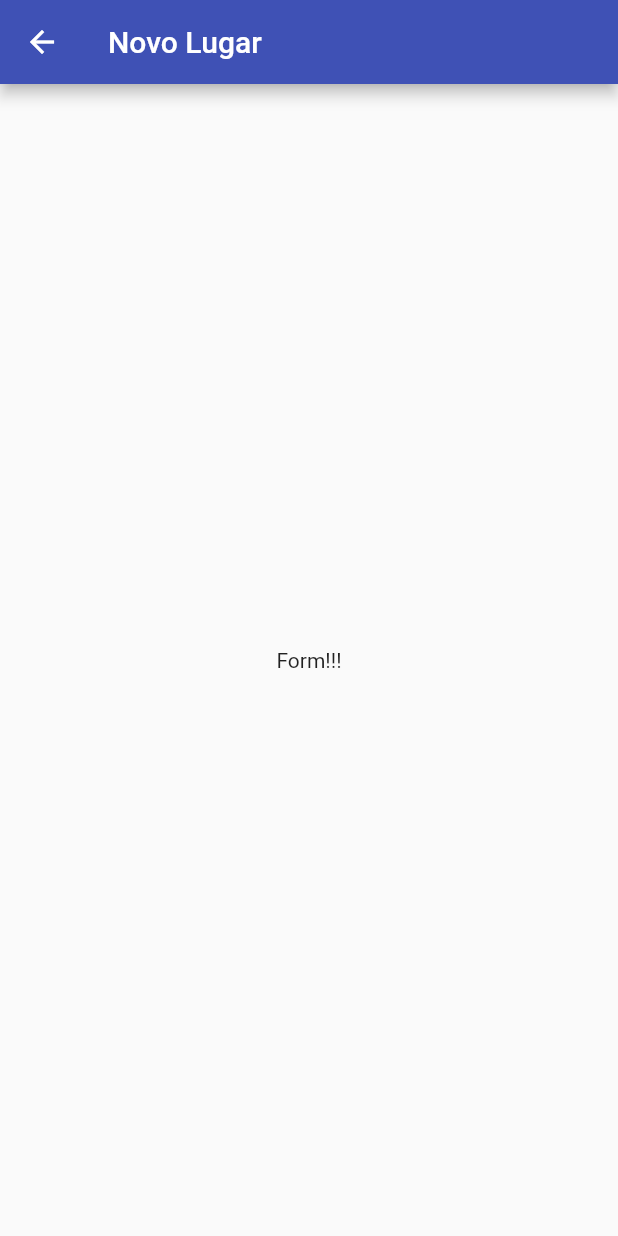
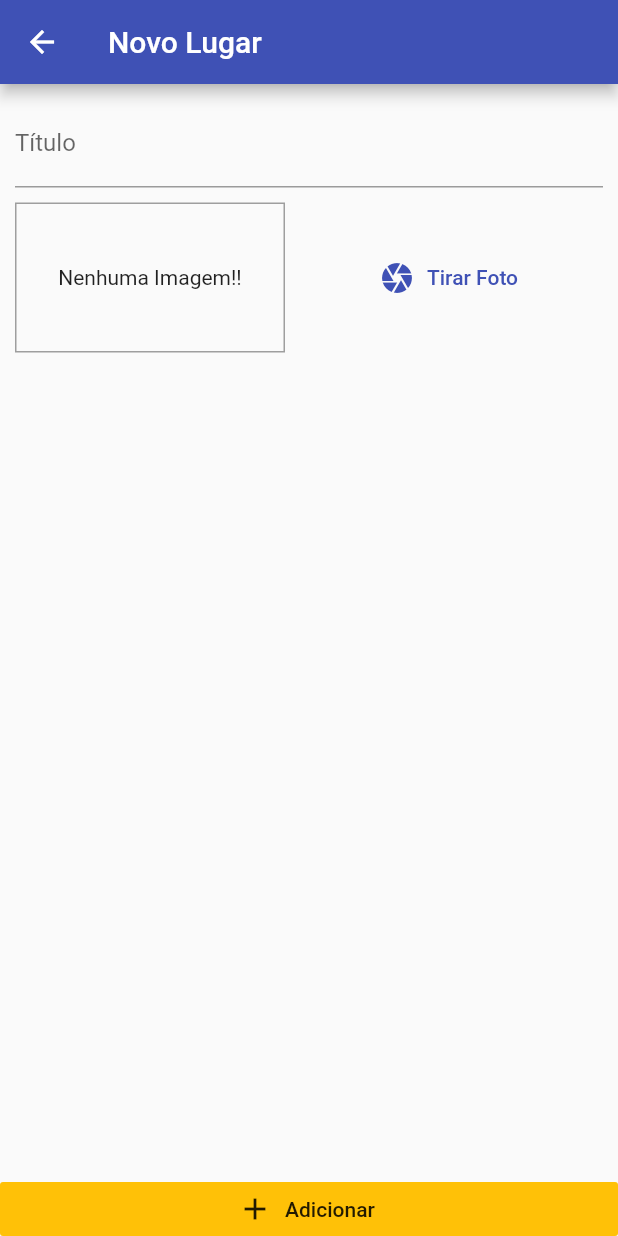
Before and after one commit to AlexBrazil/great_places, a Flutter app: the PlaceFormScreen screen opened by its route, on a phone screen of 412 x 824 dp. Run offline on Flutter 3.47's test engine with Material 2 defaults, Android fonts, the phone set to English and light mode, and no system bars.

Commit message:
Melhorando o formulário NOVO LUGAR

```diff
--- a/Great_Places/lib/Screens/place_form_screen.dart
+++ b/Great_Places/lib/Screens/place_form_screen.dart
@@ -1,3 +1,4 @@
+import 'package:Great_Places/widgets/image_input.dart';
 import 'package:flutter/material.dart';
 
 class PlaceFormScreen extends StatefulWidget {
@@ -6,14 +7,54 @@ class PlaceFormScreen extends StatefulWidget {
 }
 
 class _PlaceFormScreenState extends State<PlaceFormScreen> {
+  final _titleController = TextEditingController();
+
+  void _submitForm() {}
+
   @override
   Widget build(BuildContext context) {
     return Scaffold(
       appBar: AppBar(
         title: Text('Novo Lugar'),
       ),
-      body: Center(
-        child: Text('Form!!!'),
+      body: Column(
+        mainAxisAlignment: MainAxisAlignment.spaceBetween,
+        crossAxisAlignment: CrossAxisAlignment.stretch,
+        children: [
+          // Isso faz o botão Adicionar ir para o fim da tela
+          Expanded(
+            // É para garantir que nada fique oculto se a tela for menor
+            // O Botão Adicionar fica fora do SingleChildScrollView, por isso
+            // estará sempre na tela
+            child: SingleChildScrollView(
+              child: Padding(
+                padding: const EdgeInsets.all(10.0),
+                child: Column(
+                  children: [
+                    // Não vamos usar um Form, mas apenas um TextField
+                    TextField(
+                      controller: _titleController,
+                      decoration: InputDecoration(
+                        labelText: 'Título',
+                      ),
+                    ),
+                    SizedBox(height: 10),
+                    ImageInput(),
+                  ],
+                ),
+              ),
+            ),
+          ),
+          RaisedButton.icon(
+            onPressed: _submitForm,
+            icon: Icon(Icons.add),
+            label: Text('Adicionar'),
+            color: Theme.of(context).accentColor,
+            elevation: 0,
+            // MaterialTapTargetSize.shrinkWrap - Reduz o tamanho do alvo de toque ao mínimo fornecido pela especificação do material
+            materialTapTargetSize: MaterialTapTargetSize.shrinkWrap,
+          )
+        ],
       ),
     );
   }
--- /dev/null
+++ b/Great_Places/lib/widgets/image_input.dart
@@ -0,0 +1,34 @@
+import 'package:flutter/material.dart';
+
+class ImageInput extends StatefulWidget {
+  @override
+  _ImageInputState createState() => _ImageInputState();
+}
+
+class _ImageInputState extends State<ImageInput> {
+  @override
+  Widget build(BuildContext context) {
+    return Row(
+      children: [
+        Container(
+          alignment: Alignment.center,
+          width: 180,
+          height: 100,
+          decoration: BoxDecoration(
+            border: Border.all(width: 1, color: Colors.grey),
+          ),
+          child: Text('Nenhuma Imagem!!'),
+        ),
+        SizedBox(width: 10),
+        Expanded(
+          child: FlatButton.icon(
+            onPressed: () {},
+            icon: Icon(Icons.camera),
+            label: Text('Tirar Foto'),
+            textColor: Theme.of(context).primaryColor,
+          ),
+        )
+      ],
+    );
+  }
+}
```
Also changed, not shown: Great_Places/lib/models/place.dart (renamed from Great_Places/models/place.dart).
